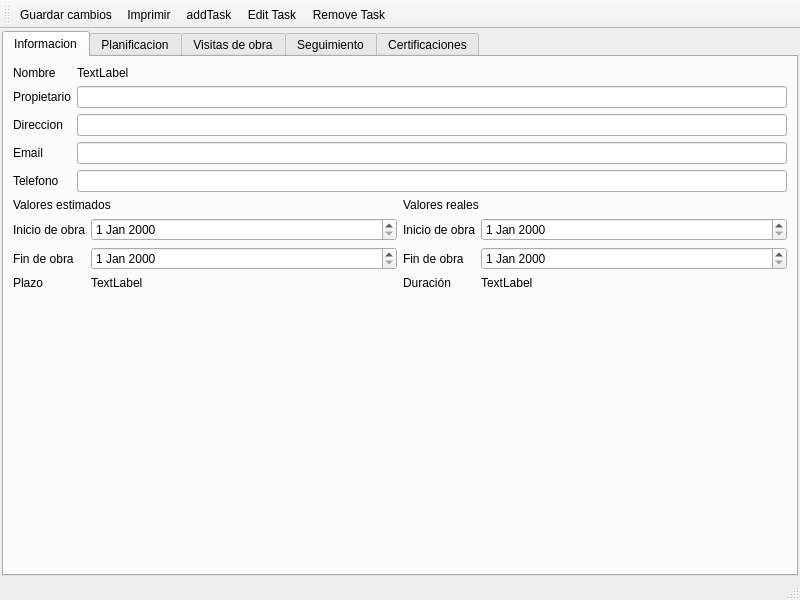
This is mksPlanner/views/projectwindow.ui in diegowald/mksPlanner as Qt 5 draws it before an edit. The edited form follows.
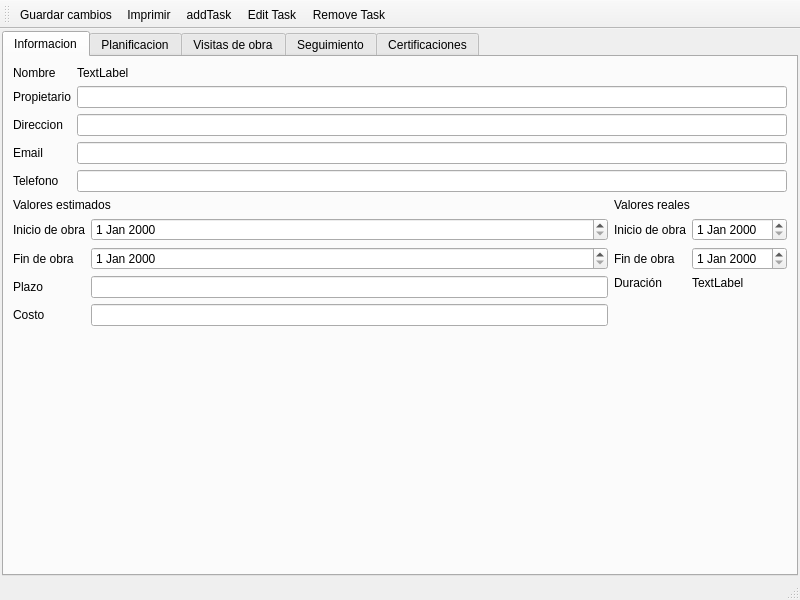
This is the edited form. Icons and pictures are not drawn. Custom widgets are drawn as their Qt base class.

Commit message: Se eliminan clases innecesarias. Se trabaja en el costo y el plazo estimado del proyecto.

Patch:
```diff
--- a/mksPlanner/views/projectwindow.ui
+++ b/mksPlanner/views/projectwindow.ui
@@ -89,6 +89,13 @@
           </item>
           <item row="1" column="0">
            <layout class="QFormLayout" name="formLayout">
+            <item row="0" column="0" colspan="2">
+             <widget class="QLabel" name="label_9">
+              <property name="text">
+               <string>Valores estimados</string>
+              </property>
+             </widget>
+            </item>
             <item row="1" column="0">
              <widget class="QLabel" name="label_5">
               <property name="text">
@@ -116,17 +123,24 @@
               </property>
              </widget>
             </item>
+            <item row="4" column="0">
+             <widget class="QLabel" name="lblCosto">
+              <property name="text">
+               <string>Costo</string>
+              </property>
+             </widget>
+            </item>
+            <item row="4" column="1">
+             <widget class="QLineEdit" name="txtCosto">
+              <property name="readOnly">
+               <bool>true</bool>
+              </property>
+             </widget>
+            </item>
             <item row="3" column="1">
-             <widget class="QLabel" name="lblPlazoEstimado">
-              <property name="text">
-               <string>TextLabel</string>
-              </property>
-             </widget>
-            </item>
-            <item row="0" column="0" colspan="2">
-             <widget class="QLabel" name="label_9">
-              <property name="text">
-               <string>Valores estimados</string>
+             <widget class="QLineEdit" name="txtPlazo">
+              <property name="readOnly">
+               <bool>true</bool>
               </property>
              </widget>
             </item>
```
The commit also changes 15 other files.
